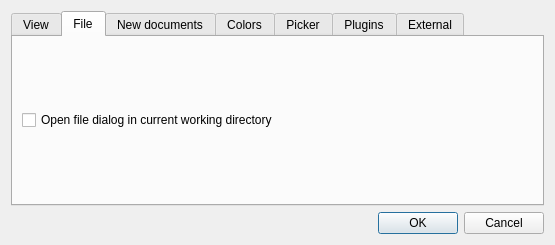
Old version of the form ui/preferences.ui in the repository veusz/veusz.
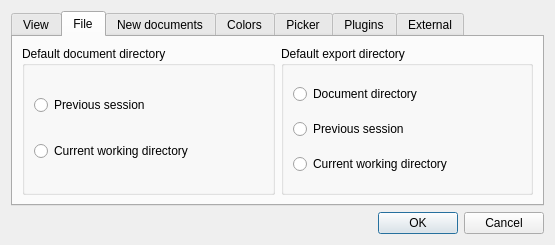
New version of the form. The open tabs and pages were chosen to show the change.

Commit message: Add preferences option to choose where to export (cwd, doc dir or previous dir)

```diff
--- a/ui/preferences.ui
+++ b/ui/preferences.ui
@@ -127,18 +127,58 @@
       <attribute name="title">
        <string>File</string>
       </attribute>
-      <layout class="QVBoxLayout" name="verticalLayout_5">
+      <layout class="QHBoxLayout" name="horizontalLayout_2">
        <item>
-        <widget class="QCheckBox" name="cwdCheck">
-         <property name="toolTip">
-          <string>File dialogs will open in the current working directory when
-starting the program, rather than the one last used by Veusz
-when it was previously run
-</string>
+        <widget class="QGroupBox" name="groupBox">
+         <property name="title">
+          <string>Default document directory</string>
          </property>
-         <property name="text">
-          <string>Open file dialog in current working directory</string>
+         <layout class="QVBoxLayout" name="verticalLayout_8">
+          <item>
+           <widget class="QRadioButton" name="dirDocPrevRadio">
+            <property name="text">
+             <string>Previous session</string>
+            </property>
+           </widget>
+          </item>
+          <item>
+           <widget class="QRadioButton" name="dirDocCWDRadio">
+            <property name="text">
+             <string>Current working directory</string>
+            </property>
+           </widget>
+          </item>
+         </layout>
+        </widget>
+       </item>
+       <item>
+        <widget class="QGroupBox" name="groupBox_2">
+         <property name="title">
+          <string>Default export directory</string>
          </property>
+         <layout class="QVBoxLayout" name="verticalLayout_5">
+          <item>
+           <widget class="QRadioButton" name="dirExportDocRadio">
+            <property name="text">
+             <string>Document directory</string>
+            </property>
+           </widget>
+          </item>
+          <item>
+           <widget class="QRadioButton" name="dirExportPrevRadio">
+            <property name="text">
+             <string>Previous session</string>
+            </property>
+           </widget>
+          </item>
+          <item>
+           <widget class="QRadioButton" name="dirExportCWDRadio">
+            <property name="text">
+             <string>Current working directory</string>
+            </property>
+           </widget>
+          </item>
+         </layout>
         </widget>
        </item>
       </layout>
```
The commit also changes 4 other files.
